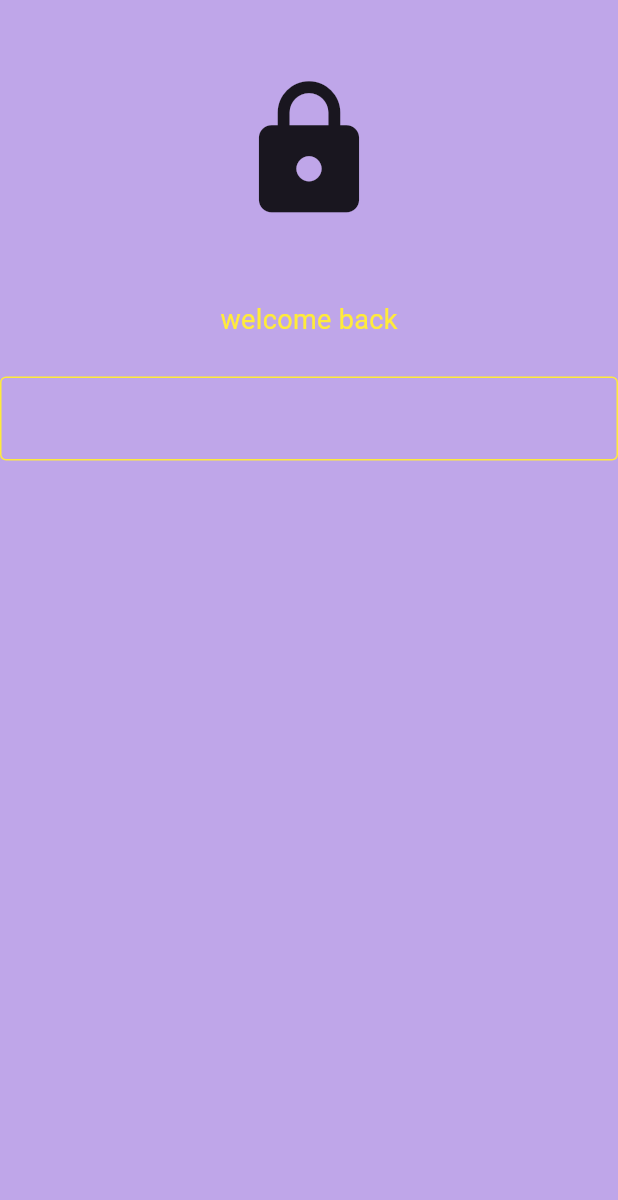
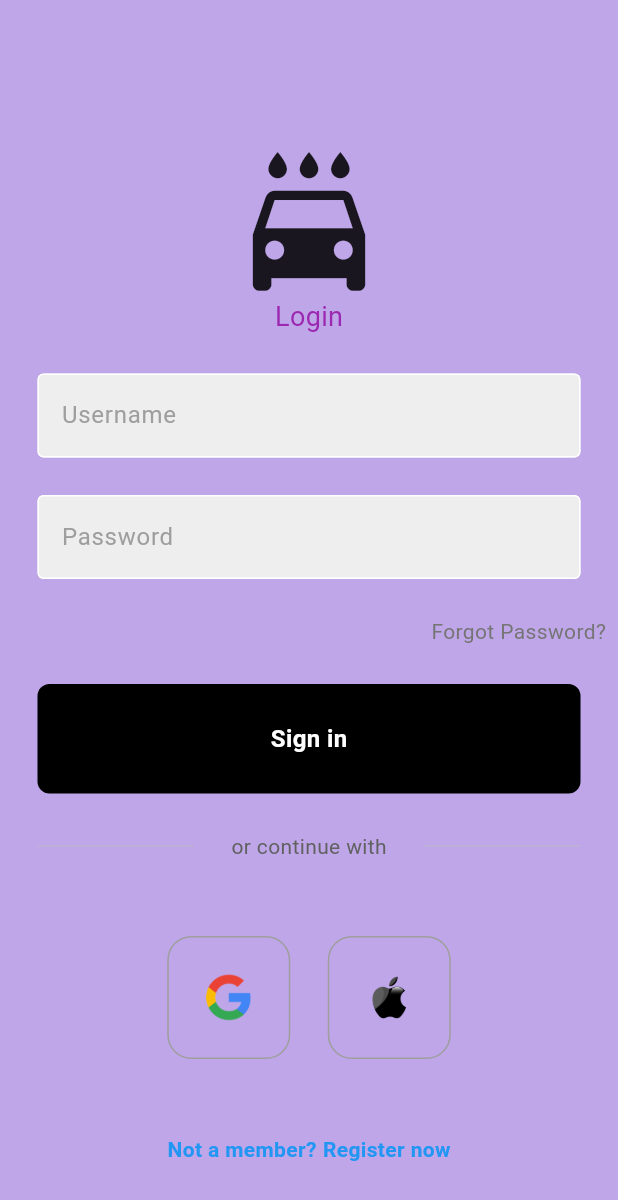
Before and after one commit to cheropnai/rescuereach, a Flutter app: the screen it shows after launch, on a phone screen of 412 x 824 dp. Shown: the top 1200 px of the screen. Run offline on Flutter 3.47's test engine with Material 2 defaults, Android fonts, the light colour scheme and no system bars; our stand-ins replace firebase_core; accounts and stored records are empty.

Commit message:
Login UI

```diff
--- /dev/null
+++ b/lib/components/my_button.dart
@@ -0,0 +1,34 @@
+import 'package:flutter/material.dart';
+
+class MyButton extends StatelessWidget{
+
+  final Function()? onTap;
+
+  const MyButton ({super.key, required this.onTap});
+
+  @override
+  Widget build(BuildContext context){
+    return GestureDetector(
+      onTap: onTap,
+      child: Container(
+        padding: EdgeInsets.all(25),
+        margin: EdgeInsets.symmetric(horizontal: 25),
+        decoration: BoxDecoration(
+          color: Colors.black,
+          borderRadius: BorderRadius.circular(8)
+
+        ),
+        child: Center(
+          child: Text(
+            "Sign in",
+            style: TextStyle(
+              color: Colors.white,
+              fontWeight: FontWeight.bold,
+              fontSize: 16,
+            ),
+          ),
+        ),
+      ),
+    );
+  }
+}
--- /dev/null
+++ b/lib/components/my_textfield.dart
@@ -0,0 +1,37 @@
+import 'package:flutter/material.dart';
+
+class MyTextField extends StatelessWidget{
+  final controller;
+  final String hintText;
+  final bool obscureText;
+
+  const MyTextField({
+    super.key,
+    required this.controller,
+    required this.hintText,
+    required this.obscureText,
+  });
+
+  @override
+  Widget build(BuildContext context){
+    return Padding(
+        padding: const EdgeInsets.symmetric(horizontal: 25.0),
+        child: TextField(
+          controller: controller,
+          obscureText: obscureText,
+          decoration: InputDecoration(
+            enabledBorder: const OutlineInputBorder(
+                borderSide: BorderSide(color: Colors.white)
+            ),
+            focusedBorder: OutlineInputBorder(
+                borderSide: BorderSide(color: Colors.grey.shade200)
+            ),
+            fillColor: Colors.grey.shade200,
+            filled: true,
+            hintText: hintText,
+            hintStyle: TextStyle(color: Colors.grey.shade500)
+          ),
+        ),
+    );
+  }
+}
--- /dev/null
+++ b/lib/components/square_tile.dart
@@ -0,0 +1,25 @@
+import 'package:flutter/material.dart';
+
+class SquareTile extends StatelessWidget{
+  final String imagePath;
+  const SquareTile({
+    super.key,
+    required this.imagePath,
+  });
+
+  @override
+  Widget build(BuildContext context){
+    return Container(
+      padding: EdgeInsets.all(20),
+      decoration: BoxDecoration(
+        border: Border.all(color: Colors.grey),
+        borderRadius: BorderRadius.circular(16),
+        color: Color.fromARGB(255, 191, 166, 233),
+      ),
+      child: Image.asset(
+        imagePath,
+        height: 40,
+      ),
+    );
+  }
+}
--- a/lib/views/login_view.dart
+++ b/lib/views/login_view.dart
@@ -1,45 +1,144 @@
 import 'package:flutter/material.dart';
+import 'package:rescuereach/components/my_textfield.dart';
+import 'package:rescuereach/components/my_button.dart';
+import 'package:rescuereach/components/square_tile.dart';
 
 class loginView extends StatelessWidget {
-  const loginView({super.key});
+  loginView({super.key});
+
+  //Text editing controllers.
+  final usernameController = TextEditingController();
+  final passwordController = TextEditingController();
+
+  //sign user in method. //@Monicah you can work on this sign in method
+  void signUserIn() {}
 
   @override
   Widget build(BuildContext context) {
     return Scaffold(
-        backgroundColor: Color.fromARGB(255, 191, 166, 233),
-        body: SafeArea(
+      backgroundColor: Color.fromARGB(255, 191, 166, 233),
+      body: SafeArea(
           child: Center(
             child: Column(
+              mainAxisAlignment: MainAxisAlignment.center,
               children: [
-                const SizedBox(
-                  height: 50,
-                ),
-                Icon(
-                  Icons.lock,
+                const SizedBox(height: 50),
+                //logo
+                const Icon(
+                  Icons.local_car_wash,
                   size: 100,
                 ),
-                SizedBox(
-                  height: 50,
-                ),
+
                 const Text(
-                  'welcome back',
+                  'Login',
                   style: TextStyle(
-                    color: Colors.yellow,
+                    color: Colors.purple,
                     fontSize: 18,
                   ),
                 ),
-                const SizedBox(
-                  height: 25,
+                const SizedBox(height: 25),
+
+                //username
+                MyTextField(
+                  controller: usernameController,
+                  hintText: 'Username',
+                  obscureText: false,
                 ),
-                TextField(
-                  decoration: InputDecoration(
-                    enabledBorder: OutlineInputBorder(
-                        borderSide: BorderSide(color: Colors.yellow)),
+                const SizedBox(height: 25),
+                //password
+                MyTextField(
+                  controller: passwordController,
+                  hintText: 'Password',
+                  obscureText: true,
+                ),
+                const SizedBox(height: 25),
+                //forgot password
+                Padding(
+                  padding: const EdgeInsets.symmetric(horizontal: 8.0),
+                  child: Row(
+                    mainAxisAlignment: MainAxisAlignment.end,
+                    children: [
+                      Text(
+                        'Forgot Password?',
+                        style: TextStyle(color: Colors.grey.shade600),
+                      ),
+                    ],
                   ),
+                ),
+                const SizedBox(height: 25),
+                // sign in button
+                MyButton(
+                  onTap: signUserIn,
+                ),
+
+                const SizedBox(height: 25),
+
+                //or continue with.
+                Padding(
+                  padding: const EdgeInsets.symmetric(horizontal: 25.0),
+                  child: Row(
+                    children: [
+                      Expanded(
+                        child: Divider(
+                          thickness: 0.5,
+                          color: Colors.grey.shade400,
+                        ),
+                      ),
+                      Padding(
+                        padding: const EdgeInsets.symmetric(horizontal: 25.0),
+                        child: Text(
+                          'or continue with',
+                          style: TextStyle(color: Colors.grey.shade700),
+                        ),
+                      ),
+                      Expanded(
+                        child: Divider(
+                          thickness: 0.5,
+                          color: Colors.grey.shade400,
+                        ),
+                      ),
+                    ],
+                  ),
+                ),
+
+                const SizedBox(height: 50),
+                Row(
+                  mainAxisAlignment: MainAxisAlignment.center,
+                  children: [
+                    // google button
+                    SquareTile(imagePath: 'lib/images/google-logo-9824.png'),
+
+                    const SizedBox(width: 25),
+
+                    //apple button
+                    SquareTile(imagePath: 'lib/images/png-apple-logo-9723.png'),
+                  ],
+                ),
+
+                const SizedBox(height: 50),
+
+                // not a member register now
+                Row(
+                  mainAxisAlignment: MainAxisAlignment.center,
+                  children: [
+                    const Text(
+                  'Not a member?',
+                  style: TextStyle(
+                    color: Colors.blue, fontWeight: FontWeight.bold
+                  ),
+                ),
+                    const SizedBox(width: 4),
+                    Text(
+                      'Register now',
+                      style: TextStyle(
+                        color: Colors.blue, fontWeight: FontWeight.bold),
+                      ),
+                  ],
                 )
               ],
             ),
-          ),
-        ));
+          )),
+        );
+
   }
 }
--- a/pubspec.yaml
+++ b/pubspec.yaml
@@ -63,9 +63,8 @@
   uses-material-design: true
 
   # To add assets to your application, add an assets section, like this:
-  # assets:
-  #   - images/a_dot_burr.jpeg
-  #   - images/a_dot_ham.jpeg
+  assets:
+    - lib/images/
 
   # An image asset can refer to one or more resolution-specific "variants", see
   # https://flutter.dev/assets-and-images/#resolution-aware
```
Also changed, not shown: 6 other files.
